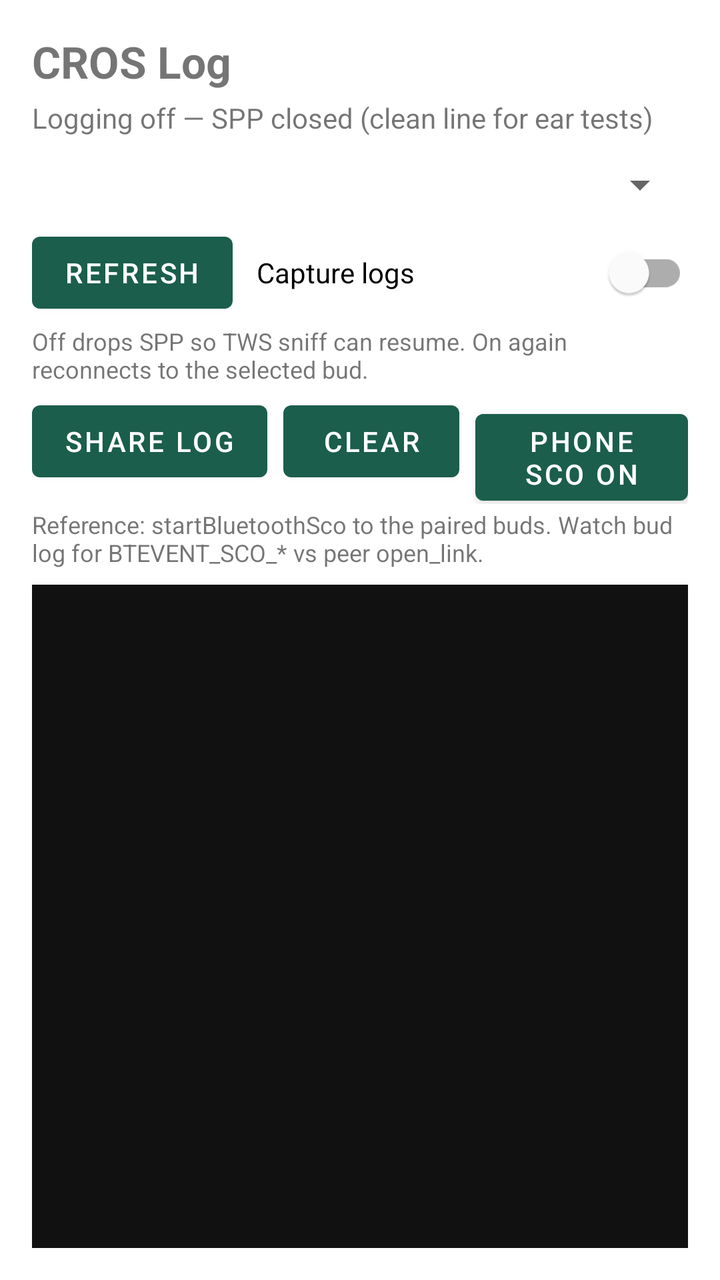
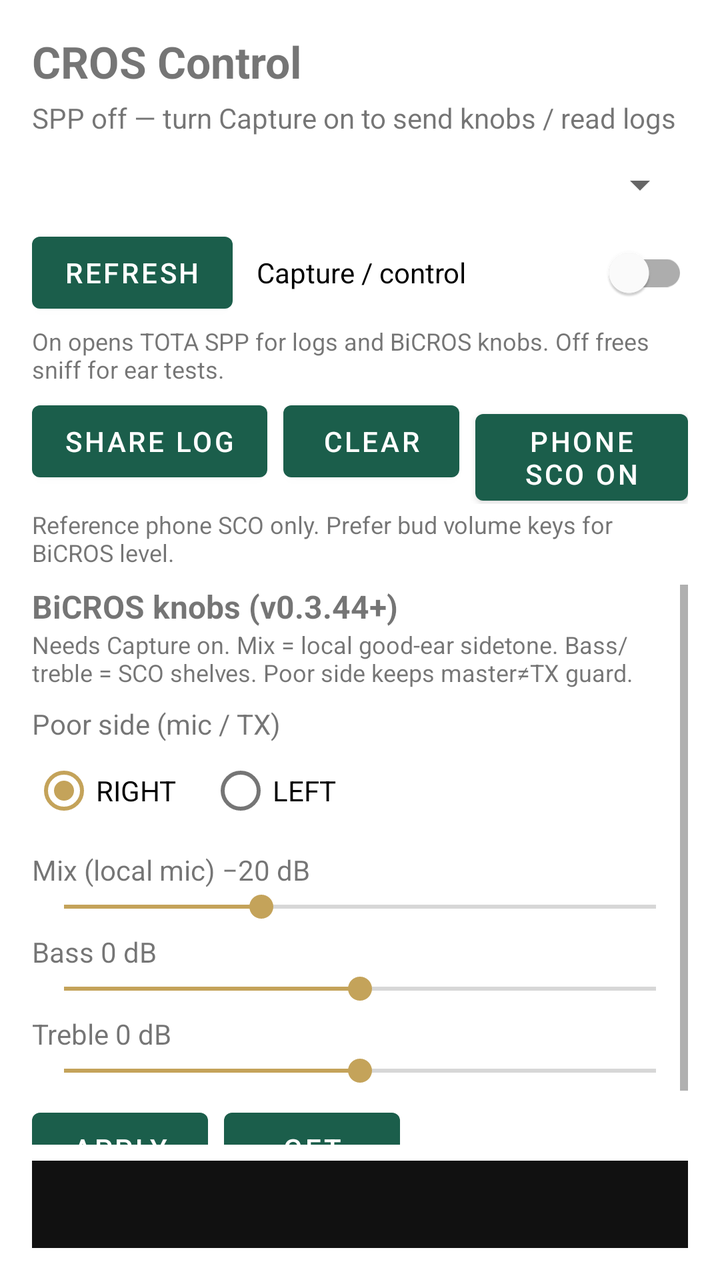

Two renders of the same Android screen: before a commit and after it. Below are the layout's source before the change and the commit's diff.
<!-- AndroidManifest.xml: application theme Theme.CrosLog -->
<!-- res/layout/activity_main.xml -->
<?xml version="1.0" encoding="utf-8"?>
<androidx.constraintlayout.widget.ConstraintLayout xmlns:android="http://schemas.android.com/apk/res/android"
    xmlns:app="http://schemas.android.com/apk/res-auto"
    android:layout_width="match_parent"
    android:layout_height="match_parent"
    android:padding="16dp">

    <TextView
        android:id="@+id/titleText"
        android:layout_width="0dp"
        android:layout_height="wrap_content"
        android:text="@string/app_name"
        android:textSize="22sp"
        android:textStyle="bold"
        app:layout_constraintEnd_toEndOf="parent"
        app:layout_constraintStart_toStartOf="parent"
        app:layout_constraintTop_toTopOf="parent" />

    <TextView
        android:id="@+id/statusText"
        android:layout_width="0dp"
        android:layout_height="wrap_content"
        android:layout_marginTop="4dp"
        android:text="@string/status_idle"
        app:layout_constraintEnd_toEndOf="parent"
        app:layout_constraintStart_toStartOf="parent"
        app:layout_constraintTop_toBottomOf="@id/titleText" />

    <Spinner
        android:id="@+id/deviceSpinner"
        android:layout_width="0dp"
        android:layout_height="wrap_content"
        android:layout_marginTop="12dp"
        app:layout_constraintEnd_toEndOf="parent"
        app:layout_constraintStart_toStartOf="parent"
        app:layout_constraintTop_toBottomOf="@id/statusText" />

    <LinearLayout
        android:id="@+id/controlRow"
        android:layout_width="0dp"
        android:layout_height="wrap_content"
        android:layout_marginTop="8dp"
        android:gravity="center_vertical"
        android:orientation="horizontal"
        app:layout_constraintEnd_toEndOf="parent"
        app:layout_constraintStart_toStartOf="parent"
        app:layout_constraintTop_toBottomOf="@id/deviceSpinner">

        <Button
            android:id="@+id/refreshButton"
            android:layout_width="wrap_content"
            android:layout_height="wrap_content"
            android:text="@string/refresh" />

        <com.google.android.material.switchmaterial.SwitchMaterial
            android:id="@+id/loggingSwitch"
            android:layout_width="0dp"
            android:layout_height="wrap_content"
            android:layout_marginStart="12dp"
            android:layout_weight="1"
            android:checked="false"
            android:text="@string/logging_toggle" />
    </LinearLayout>

    <TextView
        android:id="@+id/loggingHint"
        android:layout_width="0dp"
        android:layout_height="wrap_content"
        android:layout_marginTop="2dp"
        android:text="@string/logging_hint"
        android:textSize="12sp"
        app:layout_constraintEnd_toEndOf="parent"
        app:layout_constraintStart_toStartOf="parent"
        app:layout_constraintTop_toBottomOf="@id/controlRow" />

    <LinearLayout
        android:id="@+id/actionRow"
        android:layout_width="0dp"
        android:layout_height="wrap_content"
        android:layout_marginTop="4dp"
        android:orientation="horizontal"
        app:layout_constraintEnd_toEndOf="parent"
        app:layout_constraintStart_toStartOf="parent"
        app:layout_constraintTop_toBottomOf="@id/loggingHint">

        <Button
            android:id="@+id/shareButton"
            android:layout_width="wrap_content"
            android:layout_height="wrap_content"
            android:text="@string/share" />

        <Button
            android:id="@+id/clearButton"
            android:layout_width="wrap_content"
            android:layout_height="wrap_content"
            android:layout_marginStart="8dp"
            android:text="@string/clear" />

        <Button
            android:id="@+id/scoButton"
            android:layout_width="wrap_content"
            android:layout_height="wrap_content"
            android:layout_marginStart="8dp"
            android:text="@string/sco_start" />
    </LinearLayout>

    <TextView
        android:id="@+id/scoHint"
        android:layout_width="0dp"
        android:layout_height="wrap_content"
        android:layout_marginTop="2dp"
        android:text="@string/sco_hint"
        android:textSize="12sp"
        app:layout_constraintEnd_toEndOf="parent"
        app:layout_constraintStart_toStartOf="parent"
        app:layout_constraintTop_toBottomOf="@id/actionRow" />

    <ScrollView
        android:id="@+id/logScroll"
        android:layout_width="0dp"
        android:layout_height="0dp"
        android:layout_marginTop="8dp"
        android:background="#111111"
        android:fillViewport="true"
        android:padding="8dp"
        app:layout_constraintBottom_toBottomOf="parent"
        app:layout_constraintEnd_toEndOf="parent"
        app:layout_constraintStart_toStartOf="parent"
        app:layout_constraintTop_toBottomOf="@id/scoHint">

        <TextView
            android:id="@+id/logView"
            android:layout_width="match_parent"
            android:layout_height="wrap_content"
            android:fontFamily="monospace"
            android:textColor="#B8F0C8"
            android:textIsSelectable="true"
            android:textSize="12sp" />
    </ScrollView>
</androidx.constraintlayout.widget.ConstraintLayout>
<!-- resources referenced by this layout -->
<resources>
  <string name="app_name">CROS Log</string>
  <string name="clear">Clear</string>
  <string name="logging_hint">Off drops SPP so TWS sniff can resume. On again reconnects to the selected bud.</string>
  <string name="logging_toggle">Capture logs</string>
  <string name="refresh">Refresh</string>
  <string name="sco_hint">Reference: startBluetoothSco to the paired buds. Watch bud log for BTEVENT_SCO_* vs peer open_link.</string>
  <string name="sco_start">Phone SCO on</string>
  <string name="share">Share log</string>
  <string name="status_idle">Logging off — SPP closed (clean line for ear tests)</string>
  <style name="Theme.CrosLog" parent="Theme.MaterialComponents.DayNight.DarkActionBar">
          <item name="colorPrimary">#1B5E4B</item>
          <item name="colorPrimaryVariant">#0F3D31</item>
          <item name="colorOnPrimary">#FFFFFF</item>
          <item name="colorSecondary">#C4A35A</item>
          <item name="android:statusBarColor">#0F3D31</item>
      </style>
</resources>

<!-- the commit's change to res/layout/activity_main.xml (unified diff, before → after) -->
@@ -116,6 +116,128 @@
         app:layout_constraintTop_toBottomOf="@id/actionRow" />
 
     <ScrollView
+        android:id="@+id/knobScroll"
+        android:layout_width="0dp"
+        android:layout_height="wrap_content"
+        android:layout_marginTop="8dp"
+        android:fillViewport="true"
+        app:layout_constraintEnd_toEndOf="parent"
+        app:layout_constraintStart_toStartOf="parent"
+        app:layout_constraintTop_toBottomOf="@id/scoHint"
+        app:layout_constraintHeight_max="280dp">
+
+        <LinearLayout
+            android:id="@+id/knobPanel"
+            android:layout_width="match_parent"
+            android:layout_height="wrap_content"
+            android:orientation="vertical"
+            android:paddingBottom="4dp">
+
+            <TextView
+                android:layout_width="match_parent"
+                android:layout_height="wrap_content"
+                android:text="@string/knobs_title"
+                android:textStyle="bold"
+                android:textSize="16sp" />
+
+            <TextView
+                android:layout_width="match_parent"
+                android:layout_height="wrap_content"
+                android:text="@string/knobs_hint"
+                android:textSize="12sp" />
+
+            <TextView
+                android:layout_width="match_parent"
+                android:layout_height="wrap_content"
+                android:layout_marginTop="8dp"
+                android:text="@string/poor_side_label" />
+
+            <RadioGroup
+                android:id="@+id/poorSideGroup"
+                android:layout_width="match_parent"
+                android:layout_height="wrap_content"
+                android:orientation="horizontal">
+
+                <RadioButton
+                    android:id="@+id/poorRight"
+                    android:layout_width="wrap_content"
+                    android:layout_height="wrap_content"
+                    android:checked="true"
+                    android:text="@string/poor_right" />
+
+                <RadioButton
+                    android:id="@+id/poorLeft"
+                    android:layout_width="wrap_content"
+                    android:layout_height="wrap_content"
+                    android:layout_marginStart="16dp"
+                    android:text="@string/poor_left" />
+            </RadioGroup>
+
+            <TextView
+                android:id="@+id/mixLabel"
+                android:layout_width="match_parent"
+                android:layout_height="wrap_content"
+                android:layout_marginTop="6dp"
+                android:text="@string/mix_label" />
+
+            <SeekBar
+                android:id="@+id/mixSeek"
+                android:layout_width="match_parent"
+                android:layout_height="wrap_content"
+                android:max="15"
+                android:progress="5" />
+
+            <TextView
+                android:id="@+id/bassLabel"
+                android:layout_width="match_parent"
+                android:layout_height="wrap_content"
+                android:layout_marginTop="4dp"
+                android:text="@string/bass_label" />
+
+            <SeekBar
+                android:id="@+id/bassSeek"
+                android:layout_width="match_parent"
+                android:layout_height="wrap_content"
+                android:max="12"
+                android:progress="6" />
+
+            <TextView
+                android:id="@+id/trebleLabel"
+                android:layout_width="match_parent"
+                android:layout_height="wrap_content"
+                android:layout_marginTop="4dp"
+                android:text="@string/treble_label" />
+
+            <SeekBar
+                android:id="@+id/trebleSeek"
+                android:layout_width="match_parent"
+                android:layout_height="wrap_content"
+                android:max="12"
+                android:progress="6" />
+
+            <LinearLayout
+                android:layout_width="match_parent"
+                android:layout_height="wrap_content"
+                android:layout_marginTop="6dp"
+                android:orientation="horizontal">
+
+                <Button
+                    android:id="@+id/applyCfgButton"
+                    android:layout_width="wrap_content"
+                    android:layout_height="wrap_content"
+                    android:text="@string/apply_cfg" />
+
+                <Button
+                    android:id="@+id/getCfgButton"
+                    android:layout_width="wrap_content"
+                    android:layout_height="wrap_content"
+                    android:layout_marginStart="8dp"
+                    android:text="@string/get_cfg" />
+            </LinearLayout>
+        </LinearLayout>
+    </ScrollView>
+
+    <ScrollView
         android:id="@+id/logScroll"
         android:layout_width="0dp"
         android:layout_height="0dp"
@@ -126,7 +248,7 @@
         app:layout_constraintBottom_toBottomOf="parent"
         app:layout_constraintEnd_toEndOf="parent"
         app:layout_constraintStart_toStartOf="parent"
-        app:layout_constraintTop_toBottomOf="@id/scoHint">
+        app:layout_constraintTop_toBottomOf="@id/knobScroll">
 
         <TextView
             android:id="@+id/logView"
<!-- resource entries referenced after the edit -->
@@ -1,14 +1,24 @@
 <!-- resources referenced by this layout -->
 <resources>
-  <string name="app_name">CROS Log</string>
+  <string name="app_name">CROS Control</string>
+  <string name="apply_cfg">Apply</string>
+  <string name="bass_label">Bass 0 dB</string>
   <string name="clear">Clear</string>
-  <string name="logging_hint">Off drops SPP so TWS sniff can resume. On again reconnects to the selected bud.</string>
-  <string name="logging_toggle">Capture logs</string>
+  <string name="get_cfg">Get</string>
+  <string name="knobs_hint">Needs Capture on. Mix = local good-ear sidetone. Bass/treble = SCO shelves. Poor side keeps master≠TX guard.</string>
+  <string name="knobs_title">BiCROS knobs (v0.3.44+)</string>
+  <string name="logging_hint">On opens TOTA SPP for logs and BiCROS knobs. Off frees sniff for ear tests.</string>
+  <string name="logging_toggle">Capture / control</string>
+  <string name="mix_label">Mix (local mic) −20 dB</string>
+  <string name="poor_left">LEFT</string>
+  <string name="poor_right">RIGHT</string>
+  <string name="poor_side_label">Poor side (mic / TX)</string>
   <string name="refresh">Refresh</string>
-  <string name="sco_hint">Reference: startBluetoothSco to the paired buds. Watch bud log for BTEVENT_SCO_* vs peer open_link.</string>
+  <string name="sco_hint">Reference phone SCO only. Prefer bud volume keys for BiCROS level.</string>
   <string name="sco_start">Phone SCO on</string>
   <string name="share">Share log</string>
-  <string name="status_idle">Logging off — SPP closed (clean line for ear tests)</string>
+  <string name="status_idle">SPP off — turn Capture on to send knobs / read logs</string>
+  <string name="treble_label">Treble 0 dB</string>
   <style name="Theme.CrosLog" parent="Theme.MaterialComponents.DayNight.DarkActionBar">
           <item name="colorPrimary">#1B5E4B</item>
           <item name="colorPrimaryVariant">#0F3D31</item>
